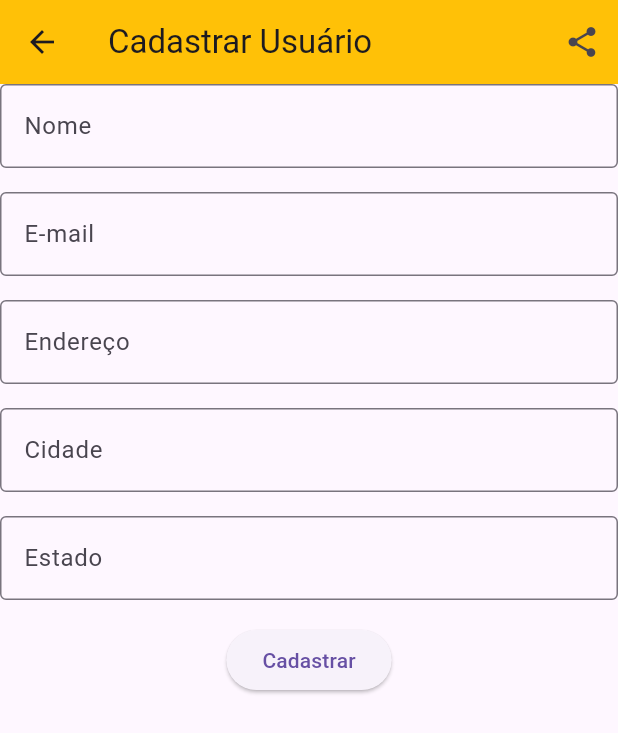
After one commit to ebarrado/PAM-II-GERAL, a Flutter app: the TelaCadastro screen opened directly, on a phone screen of 412 x 824 dp. The commit adds this screen. Shown: the top 733 px of the screen. Run offline on Flutter 3.47's test engine with Material 3 defaults, Android fonts, the phone set to English and light mode, and no system bars; network calls fail.

Commit message:
Tela de Cadastro - Simples

```diff
--- a/exemplos_projetos_turmas/turma_a/projeto_layout_image_widget/lib/pilha_componentes.dart
+++ b/exemplos_projetos_turmas/turma_a/projeto_layout_image_widget/lib/pilha_componentes.dart
@@ -36,7 +36,7 @@
 
 Stack criarPilhaComponente() {
   return Stack(
-    children: [
+    children: <Widget>[
       Image.network(
         "https://marketplace.canva.com/EAFhiTDWcOg/1/0/900w/canva-imagem-de-fundo-de-tela-para-celular-borboleta-degrad%C3%AA-azul-e-verde-_37ytwE_kmo.jpg",
         height: double.infinity,
--- a/exemplos_projetos_turmas/turma_b/projeto_aula_07_03/lib/exemplo_stack.dart
+++ b/exemplos_projetos_turmas/turma_b/projeto_aula_07_03/lib/exemplo_stack.dart
@@ -33,6 +33,16 @@ Stack criarStack() {
         fit: BoxFit.cover,
       ),
       Positioned(bottom: 100, left: 130, child: Text('DS Turma B')),
+      Positioned(
+        bottom: 50,
+        left: 230,
+        child: ElevatedButton(
+          onPressed: () {
+            print("Botão Pressionado");
+          },
+          child: Text("Login"),
+        ),
+      ),
     ],
   );
 }
--- /dev/null
+++ b/exemplos_projetos_turmas/turma_b/projeto_aula_07_03/lib/tela_cadastro.dart
@@ -0,0 +1,70 @@
+// tela_cadastro.dart
+import 'package:flutter/material.dart';
+
+class TelaCadastro extends StatelessWidget {
+  const TelaCadastro({super.key});
+
+  @override
+  Widget build(BuildContext context) {
+    return Scaffold(
+      appBar: AppBar(
+        title: const Text("Cadastrar Usuário"),
+        backgroundColor: Colors.amber,
+        actions: [
+          IconButton(
+            onPressed: () {
+              print("Pesquisar");
+            },
+            icon: Icon(Icons.share),
+          ),
+        ],
+      ),
+      body: Column(
+        children: [
+          TextField(
+            decoration: InputDecoration(
+              labelText: "Nome",
+              border: OutlineInputBorder(),
+            ),
+          ),
+          const SizedBox(height: 16),
+          TextField(
+            decoration: InputDecoration(
+              labelText: "E-mail",
+              border: OutlineInputBorder(),
+            ),
+          ),
+          const SizedBox(height: 16),
+          TextField(
+            decoration: InputDecoration(
+              labelText: "Endereço",
+              border: OutlineInputBorder(),
+            ),
+          ),
+          const SizedBox(height: 16),
+          TextField(
+            decoration: InputDecoration(
+              labelText: "Cidade",
+              border: OutlineInputBorder(),
+            ),
+          ),
+          const SizedBox(height: 16),
+          TextField(
+            decoration: InputDecoration(
+              labelText: "Estado",
+              border: OutlineInputBorder(),
+            ),
+          ),
+          const SizedBox(height: 16),
+          ElevatedButton(
+              onPressed: () {
+                // Aqui pode adicionar a lógica de cadastro
+              },
+              child: const Text("Cadastrar"),
+            ),
+
+        ],
+      ),
+    );
+  }
+}
```
Also changed, not shown: exemplos_projetos_turmas/turma_b/projeto_aula_07_03/lib/tela_login.dart (added), 2 other files.
